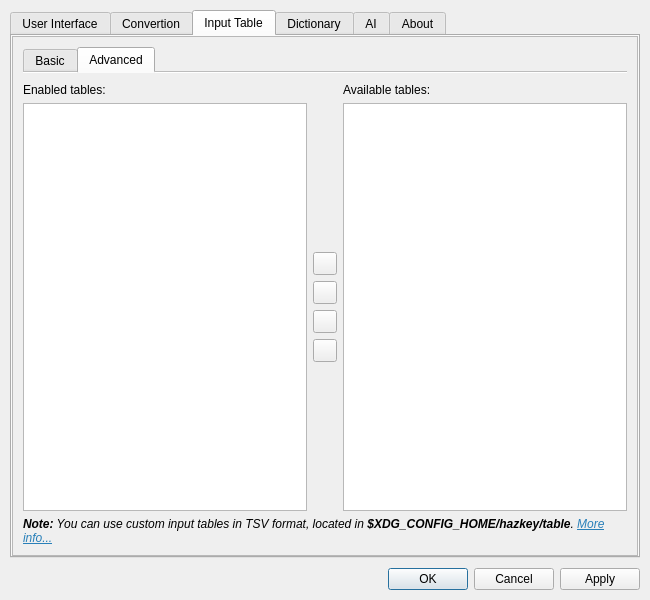
This is hazkey-settings/mainwindow.ui in 7ka-Hiira/fcitx5-hazkey as Qt 5 draws it before an edit. The edited form follows.
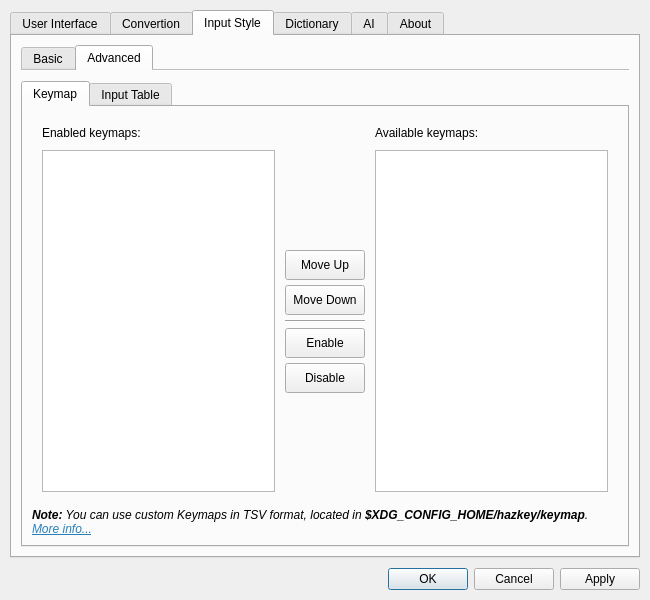
This is the edited form. The open tabs and pages were chosen to show the change. Icons and pictures are not drawn.

Commit message: feat: basic keymap/table implementation

Diff of the .ui file:
```diff
--- a/hazkey-settings/mainwindow.ui
+++ b/hazkey-settings/mainwindow.ui
@@ -670,73 +670,49 @@
      </widget>
      <widget class="QWidget" name="inputTableTab">
       <attribute name="title">
-       <string>Input Table</string>
+       <string>Input Style</string>
       </attribute>
-      <layout class="QVBoxLayout" name="inputTableTabLayout">
-       <property name="leftMargin">
-        <number>0</number>
-       </property>
-       <property name="topMargin">
-        <number>0</number>
-       </property>
-       <property name="rightMargin">
-        <number>0</number>
-       </property>
-       <property name="bottomMargin">
-        <number>0</number>
-       </property>
+      <layout class="QHBoxLayout" name="horizontalLayout">
        <item>
-        <widget class="QScrollArea" name="inputTableScrollArea">
-         <property name="widgetResizable">
+        <widget class="QTabWidget" name="inputTableConfigModeTabWidget">
+         <property name="currentIndex">
+          <number>0</number>
+         </property>
+         <property name="documentMode">
           <bool>true</bool>
          </property>
-         <widget class="QWidget" name="inputTabScrollContents">
-          <property name="geometry">
-           <rect>
-            <x>0</x>
-            <y>0</y>
-            <width>624</width>
-            <height>503</height>
-           </rect>
-          </property>
-          <layout class="QVBoxLayout" name="inputTabScrollContentsLayout">
+         <widget class="QWidget" name="inputStyleSimpleModeTab">
+          <attribute name="title">
+           <string>Basic</string>
+          </attribute>
+          <layout class="QVBoxLayout" name="inputTableSimpleModeTabLayout_4">
            <property name="leftMargin">
-            <number>10</number>
+            <number>0</number>
            </property>
            <property name="topMargin">
             <number>10</number>
            </property>
            <property name="rightMargin">
-            <number>10</number>
+            <number>0</number>
            </property>
            <property name="bottomMargin">
-            <number>10</number>
+            <number>0</number>
            </property>
            <item>
-            <widget class="QTabWidget" name="inputTableConfigModeTabWidget">
-             <property name="currentIndex">
-              <number>0</number>
-             </property>
-             <property name="documentMode">
+            <widget class="QScrollArea" name="inputStyleSimpleModeScrollArea">
+             <property name="widgetResizable">
               <bool>true</bool>
              </property>
-             <widget class="QWidget" name="inputTableSimpleModeTab">
-              <attribute name="title">
-               <string>Basic</string>
-              </attribute>
-              <layout class="QVBoxLayout" name="inputTableSimpleModeTabLayout">
-               <property name="leftMargin">
-                <number>0</number>
-               </property>
-               <property name="topMargin">
-                <number>10</number>
-               </property>
-               <property name="rightMargin">
-                <number>0</number>
-               </property>
-               <property name="bottomMargin">
-                <number>0</number>
-               </property>
+             <widget class="QWidget" name="inputStyleSimpleModeScrollAreaContents">
+              <property name="geometry">
+               <rect>
+                <x>0</x>
+                <y>0</y>
+                <width>608</width>
+                <height>445</height>
+               </rect>
+              </property>
+              <layout class="QVBoxLayout" name="verticalLayout">
                <item>
                 <layout class="QHBoxLayout" name="inputStylesHeader">
                  <property name="topMargin">
@@ -916,24 +892,402 @@
                </item>
               </layout>
              </widget>
-             <widget class="QWidget" name="inputTableAdvancedModeTab">
+            </widget>
+           </item>
+          </layout>
+         </widget>
+         <widget class="QWidget" name="inputTableAdvancedModeTab">
+          <attribute name="title">
+           <string>Advanced</string>
+          </attribute>
+          <layout class="QVBoxLayout" name="inputTableAdvancedModeTabLayout_4">
+           <property name="leftMargin">
+            <number>0</number>
+           </property>
+           <property name="topMargin">
+            <number>10</number>
+           </property>
+           <property name="rightMargin">
+            <number>0</number>
+           </property>
+           <property name="bottomMargin">
+            <number>0</number>
+           </property>
+           <item>
+            <widget class="QTabWidget" name="advancedTabTabWidget">
+             <property name="currentIndex">
+              <number>0</number>
+             </property>
+             <widget class="QWidget" name="advancedTabTabWidgetKeymapPage" native="true">
               <attribute name="title">
-               <string>Advanced</string>
+               <string>Keymap</string>
               </attribute>
-              <layout class="QGridLayout" name="inputTableAdvancedModeTabLayout">
-               <property name="leftMargin">
-                <number>0</number>
-               </property>
-               <property name="topMargin">
-                <number>10</number>
-               </property>
-               <property name="rightMargin">
-                <number>0</number>
-               </property>
-               <property name="bottomMargin">
-                <number>0</number>
-               </property>
-               <item row="3" column="0" colspan="3">
+              <layout class="QVBoxLayout" name="advancedKeymapPageLayout">
+               <item>
+                <layout class="QGridLayout" name="keymapSelectionGrid">
+                 <property name="leftMargin">
+                  <number>10</number>
+                 </property>
+                 <property name="topMargin">
+                  <number>10</number>
+                 </property>
+                 <property name="rightMargin">
+                  <number>10</number>
+                 </property>
+                 <property name="bottomMargin">
+                  <number>10</number>
+                 </property>
+                 <property name="spacing">
+                  <number>10</number>
+                 </property>
+                 <item row="1" column="1">
+                  <layout class="QVBoxLayout" name="keymapManageButtons">
+                   <property name="spacing">
+                    <number>5</number>
+                   </property>
+                   <item>
+                    <spacer name="keymapManageTopSpacer">
+                     <property name="orientation">
+                      <enum>Qt::Orientation::Vertical</enum>
+                     </property>
+                     <property name="sizeHint" stdset="0">
+                      <size>
+                       <width>0</width>
+                       <height>0</height>
+                      </size>
+                     </property>
+                    </spacer>
+                   </item>
+                   <item>
+                    <widget class="QToolButton" name="keymapMoveUp">
+                     <property name="minimumSize">
+                      <size>
+                       <width>80</width>
+                       <height>30</height>
+                      </size>
+                     </property>
+                     <property name="text">
+                      <string>Move Up</string>
+                     </property>
+                     <property name="icon">
+                      <iconset theme="QIcon::ThemeIcon::GoUp"/>
+                     </property>
+                     <property name="toolButtonStyle">
+                      <enum>Qt::ToolButtonStyle::ToolButtonTextUnderIcon</enum>
+                     </property>
+                    </widget>
+                   </item>
+                   <item>
+                    <widget class="QToolButton" name="keymapMoveDown">
+                     <property name="minimumSize">
+                      <size>
+                       <width>80</width>
+                       <height>30</height>
+                      </size>
+                     </property>
+                     <property name="text">
+                      <string>Move Down</string>
+                     </property>
+                     <property name="icon">
+                      <iconset theme="QIcon::ThemeIcon::GoDown"/>
+                     </property>
+                     <property name="toolButtonStyle">
+                      <enum>Qt::ToolButtonStyle::ToolButtonTextUnderIcon</enum>
+                     </property>
+                    </widget>
+                   </item>
+                   <item>
+                    <widget class="Line" name="keymapManageSeparator">
+                     <property name="orientation">
+                      <enum>Qt::Orientation::Horizontal</enum>
+                     </property>
+                    </widget>
+                   </item>
+                   <item>
+                    <widget class="QToolButton" name="enableKeymap">
+                     <property name="minimumSize">
+                      <size>
+                       <width>80</width>
+                       <height>30</height>
+                      </size>
+                     </property>
+                     <property name="text">
+                      <string>Enable</string>
+                     </property>
+                     <property name="icon">
+                      <iconset theme="QIcon::ThemeIcon::GoPrevious"/>
+                     </property>
+                     <property name="toolButtonStyle">
+                      <enum>Qt::ToolButtonStyle::ToolButtonTextUnderIcon</enum>
+                     </property>
+                    </widget>
+                   </item>
+                   <item>
+                    <widget class="QToolButton" name="disableKeymap">
+                     <property name="minimumSize">
+                      <size>
+                       <width>80</width>
+                       <height>30</height>
+                      </size>
+                     </property>
+                     <property name="text">
+                      <string>Disable</string>
+                     </property>
+                     <property name="icon">
+                      <iconset theme="QIcon::ThemeIcon::GoNext"/>
+                     </property>
+                     <property name="toolButtonStyle">
+                      <enum>Qt::ToolButtonStyle::ToolButtonTextUnderIcon</enum>
+                     </property>
+                    </widget>
+                   </item>
+                   <item>
+                    <spacer name="keymapManageBottomSpacer">
+                     <property name="orientation">
+                      <enum>Qt::Orientation::Vertical</enum>
+                     </property>
+                     <property name="sizeHint" stdset="0">
+                      <size>
+                       <width>0</width>
+                       <height>0</height>
+                      </size>
+                     </property>
+                    </spacer>
+                   </item>
+                  </layout>
+                 </item>
+                 <item row="1" column="2">
+                  <widget class="QListWidget" name="availableKeymapList">
+                   <property name="selectionMode">
+                    <enum>QAbstractItemView::SelectionMode::SingleSelection</enum>
+                   </property>
+                  </widget>
+                 </item>
+                 <item row="0" column="2">
+                  <widget class="QLabel" name="availableKeymapLabel">
+                   <property name="text">
+                    <string>Available keymaps:</string>
+                   </property>
+                  </widget>
+                 </item>
+                 <item row="1" column="0">
+                  <widget class="QListWidget" name="enabledKeymapList">
+                   <property name="dragEnabled">
+                    <bool>true</bool>
+                   </property>
+                   <property name="dragDropMode">
+                    <enum>QAbstractItemView::DragDropMode::InternalMove</enum>
+                   </property>
+                   <property name="defaultDropAction">
+                    <enum>Qt::DropAction::MoveAction</enum>
+                   </property>
+                   <property name="selectionMode">
+                    <enum>QAbstractItemView::SelectionMode::SingleSelection</enum>
+                   </property>
+                  </widget>
+                 </item>
+                 <item row="0" column="0">
+                  <widget class="QLabel" name="enabledKeymapLabel">
+                   <property name="text">
+                    <string>Enabled keymaps:</string>
+                   </property>
+                  </widget>
+                 </item>
+                </layout>
+               </item>
+               <item>
+                <widget class="QLabel" name="keymapAdvancedNote">
+                 <property name="text">
+                  <string>&lt;html&gt;&lt;head/&gt;&lt;body&gt;&lt;p&gt;&lt;span style=&quot; font-weight:700; font-style:italic;&quot;&gt;Note:&lt;/span&gt;&lt;span style=&quot; font-style:italic;&quot;&gt; You can use custom Keymaps in TSV format, located in &lt;/span&gt;&lt;span style=&quot; font-weight:700; font-style:italic;&quot;&gt;$XDG_CONFIG_HOME/hazkey/keymap&lt;/span&gt;&lt;span style=&quot; font-style:italic;&quot;&gt;. &lt;/span&gt;&lt;a href=&quot;https://hazkey.hiira.dev/docs/input-style#Keymap&quot;&gt;&lt;span style=&quot; font-style:italic; text-decoration: underline; color:#2980b9;&quot;&gt;More info...&lt;/span&gt;&lt;/a&gt;&lt;/p&gt;&lt;/body&gt;&lt;/html&gt;</string>
+                 </property>
+                 <property name="wordWrap">
+                  <bool>true</bool>
+                 </property>
+                 <property name="margin">
+                  <number>10</number>
+                 </property>
+                </widget>
+               </item>
+              </layout>
+             </widget>
+             <widget class="QWidget" name="advancedTabTabWidgetTablePage" native="true">
+              <attribute name="title">
+               <string>Input Table</string>
+              </attribute>
+              <layout class="QVBoxLayout" name="advancedInputTablePageLayout">
+               <item>
+                <layout class="QGridLayout" name="tableSelectionGrid">
+                 <property name="leftMargin">
+                  <number>10</number>
+                 </property>
+                 <property name="topMargin">
+                  <number>10</number>
+                 </property>
+                 <property name="rightMargin">
+                  <number>10</number>
+                 </property>
+                 <property name="bottomMargin">
+                  <number>10</number>
+                 </property>
+                 <property name="spacing">
+                  <number>10</number>
+                 </property>
+                 <item row="0" column="0">
+                  <widget class="QLabel" name="enabledTableLabel">
+                   <property name="text">
+                    <string>Enabled tables:</string>
+                   </property>
+                  </widget>
+                 </item>
+                 <item row="0" column="2">
+                  <widget class="QLabel" name="availableTableLabel">
+                   <property name="text">
+                    <string>Available tables:</string>
+                   </property>
+                  </widget>
+                 </item>
+                 <item row="1" column="0">
+                  <widget class="QListWidget" name="enabledTableList">
+                   <property name="dragEnabled">
+                    <bool>true</bool>
+                   </property>
+                   <property name="dragDropMode">
+                    <enum>QAbstractItemView::DragDropMode::InternalMove</enum>
+                   </property>
+                   <property name="defaultDropAction">
+                    <enum>Qt::DropAction::MoveAction</enum>
+                   </property>
+                   <property name="selectionMode">
+                    <enum>QAbstractItemView::SelectionMode::SingleSelection</enum>
+                   </property>
+                  </widget>
+                 </item>
+                 <item row="1" column="1">
+                  <layout class="QVBoxLayout" name="tableManageButtons">
+                   <property name="spacing">
+                    <number>5</number>
+                   </property>
+                   <item>
+                    <spacer name="tableManageTopSpacer">
+                     <property name="orientation">
+                      <enum>Qt::Orientation::Vertical</enum>
+                     </property>
+                     <property name="sizeHint" stdset="0">
+                      <size>
+                       <width>0</width>
+                       <height>0</height>
+                      </size>
+                     </property>
+                    </spacer>
+                   </item>
+                   <item>
+                    <widget class="QToolButton" name="tableMoveUp">
+                     <property name="minimumSize">
+                      <size>
+                       <width>80</width>
+                       <height>30</height>
+                      </size>
+                     </property>
+                     <property name="text">
+                      <string>Move Up</string>
+                     </property>
+                     <property name="icon">
+                      <iconset theme="QIcon::ThemeIcon::GoUp"/>
+                     </property>
+                     <property name="toolButtonStyle">
+                      <enum>Qt::ToolButtonStyle::ToolButtonTextUnderIcon</enum>
+                     </property>
+                    </widget>
+                   </item>
+                   <item>
+                    <widget class="QToolButton" name="tableMoveDown">
+                     <property name="minimumSize">
+                      <size>
+                       <width>80</width>
+                       <height>30</height>
+                      </size>
+                     </property>
+                     <property name="text">
+                      <string>Move Down</string>
+                     </property>
+                     <property name="icon">
+                      <iconset theme="QIcon::ThemeIcon::GoDown"/>
+                     </property>
+                     <property name="toolButtonStyle">
+                      <enum>Qt::ToolButtonStyle::ToolButtonTextUnderIcon</enum>
+                     </property>
+                    </widget>
+                   </item>
+                   <item>
+                    <widget class="Line" name="tableManageSeparator">
+                     <property name="orientation">
+                      <enum>Qt::Orientation::Horizontal</enum>
+                     </property>
+                    </widget>
+                   </item>
+                   <item>
+                    <widget class="QToolButton" name="enableTable">
+                     <property name="minimumSize">
+                      <size>
+                       <width>80</width>
+                       <height>30</height>
+                      </size>
+                     </property>
+                     <property name="text">
+                      <string>Enable</string>
+                     </property>
+                     <property name="icon">
+                      <iconset theme="QIcon::ThemeIcon::GoPrevious"/>
+                     </property>
+                     <property name="toolButtonStyle">
+                      <enum>Qt::ToolButtonStyle::ToolButtonTextUnderIcon</enum>
+                     </property>
+                    </widget>
+                   </item>
+                   <item>
+                    <widget class="QToolButton" name="disableTable">
+                     <property name="minimumSize">
+                      <size>
+                       <width>80</width>
+                       <height>30</height>
+                      </size>
+                     </property>
+                     <property name="text">
+                      <string>Disable</string>
+                     </property>
+                     <property name="icon">
+                      <iconset theme="QIcon::ThemeIcon::GoNext"/>
+                     </property>
+                     <property name="toolButtonStyle">
+                      <enum>Qt::ToolButtonStyle::ToolButtonTextUnderIcon</enum>
+                     </property>
+                    </widget>
+                   </item>
+                   <item>
+                    <spacer name="tableManageBottomSpacer">
+                     <property name="orientation">
+                      <enum>Qt::Orientation::Vertical</enum>
+                     </property>
+                     <property name="sizeHint" stdset="0">
+                      <size>
+                       <width>0</width>
+                       <height>0</height>
+                      </size>
+                     </property>
+                    </spacer>
+                   </item>
+                  </layout>
+                 </item>
+                 <item row="1" column="2">
+                  <widget class="QListWidget" name="availableTableList">
+                   <property name="selectionMode">
+                    <enum>QAbstractItemView::SelectionMode::SingleSelection</enum>
+                   </property>
+                  </widget>
+                 </item>
+                </layout>
+               </item>
+               <item>
                 <widget class="QLabel" name="inputTableAdvancedNote">
                  <property name="font">
                   <font>
@@ -941,98 +1295,13 @@
                   </font>
                  </property>
                  <property name="text">
-                  <string>&lt;html&gt;&lt;head/&gt;&lt;body&gt;&lt;p&gt;&lt;span style=&quot; font-weight:700;&quot;&gt;Note:&lt;/span&gt; You can use custom input tables in TSV format, located in &lt;span style=&quot; font-weight:700;&quot;&gt;$XDG_CONFIG_HOME/hazkey/table&lt;/span&gt;. &lt;a href=&quot;https://hazkey.hiira.dev/docs/input-tables&quot;&gt;&lt;span style=&quot; text-decoration: underline; color:#2980b9;&quot;&gt;More info...&lt;/span&gt;&lt;/a&gt;&lt;/p&gt;&lt;/body&gt;&lt;/html&gt;</string>
+                  <string>&lt;html&gt;&lt;head/&gt;&lt;body&gt;&lt;p&gt;&lt;span style=&quot; font-weight:700;&quot;&gt;Note:&lt;/span&gt; You can use custom input tables in TSV format, located in &lt;span style=&quot; font-weight:700;&quot;&gt;$XDG_CONFIG_HOME/hazkey/table&lt;/span&gt;. &lt;a href=&quot;https://hazkey.hiira.dev/docs/input-style#InputTable&quot;&gt;&lt;span style=&quot; text-decoration: underline; color:#2980b9;&quot;&gt;More info...&lt;/span&gt;&lt;/a&gt;&lt;/p&gt;&lt;/body&gt;&lt;/html&gt;</string>
                  </property>
                  <property name="wordWrap">
                   <bool>true</bool>
                  </property>
-                </widget>
-               </item>
-               <item row="1" column="1">
-                <layout class="QVBoxLayout" name="tableManageGrid">
-                 <item>
-                  <spacer name="tableManageTopSpacer">
-                   <property name="orientation">
-                    <enum>Qt::Orientation::Vertical</enum>
-                   </property>
-                   <property name="sizeHint" stdset="0">
-                    <size>
-                     <width>20</width>
-                     <height>40</height>
-                    </size>
-                   </property>
-                  </spacer>
-                 </item>
-                 <item>
-                  <widget class="QToolButton" name="tableMoveUp">
-                   <property name="icon">
-                    <iconset theme="QIcon::ThemeIcon::GoUp"/>
-                   </property>
-                  </widget>
-                 </item>
-                 <item>
-                  <widget class="QToolButton" name="enableTable">
-                   <property name="icon">
-                    <iconset theme="QIcon::ThemeIcon::GoPrevious"/>
-                   </property>
-                  </widget>
-                 </item>
-                 <item>
-                  <widget class="QToolButton" name="disableTable">
-                   <property name="icon">
-                    <iconset theme="QIcon::ThemeIcon::GoNext"/>
-                   </property>
-                  </widget>
-                 </item>
-                 <item>
-                  <widget class="QToolButton" name="tableMoveDown">
-                   <property name="icon">
-                    <iconset theme="QIcon::ThemeIcon::GoDown"/>
-                   </property>
-                  </widget>
-                 </item>
-                 <item>
-                  <spacer name="tableManageBottomSpacer">
-                   <property name="orientation">
-                    <enum>Qt::Orientation::Vertical</enum>
-                   </property>
-                   <property name="sizeHint" stdset="0">
-                    <size>
-                     <width>20</width>
-                     <height>40</height>
-                    </size>
-                   </property>
-                  </spacer>
-                 </item>
-                </layout>
-               </item>
-               <item row="0" column="2">
-                <widget class="QLabel" name="availableTableLabel">
-                 <property name="text">
-                  <string>Available tables:</string>
-                 </property>
-                </widget>
-               </item>
-               <item row="0" column="0">
-                <widget class="QLabel" name="enabledTableLabel">
-                 <property name="text">
-                  <string>Enabled tables:</string>
-                 </property>
-                </widget>
-               </item>
-               <item row="1" column="2">
-                <widget class="QListWidget" name="availableTableList"/>
-               </item>
-               <item row="1" column="0">
-                <widget class="QListWidget" name="enabledTableList">
-                 <property name="dragEnabled">
-                  <bool>true</bool>
-                 </property>
-                 <property name="dragDropMode">
-                  <enum>QAbstractItemView::DragDropMode::InternalMove</enum>
-                 </property>
-                 <property name="defaultDropAction">
-                  <enum>Qt::DropAction::MoveAction</enum>
+                 <property name="margin">
+                  <number>10</number>
                  </property>
                 </widget>
                </item>
```
Left out of the diff: 164 changed lines with no effect on the pictures. The commit also changes 11 other files.
